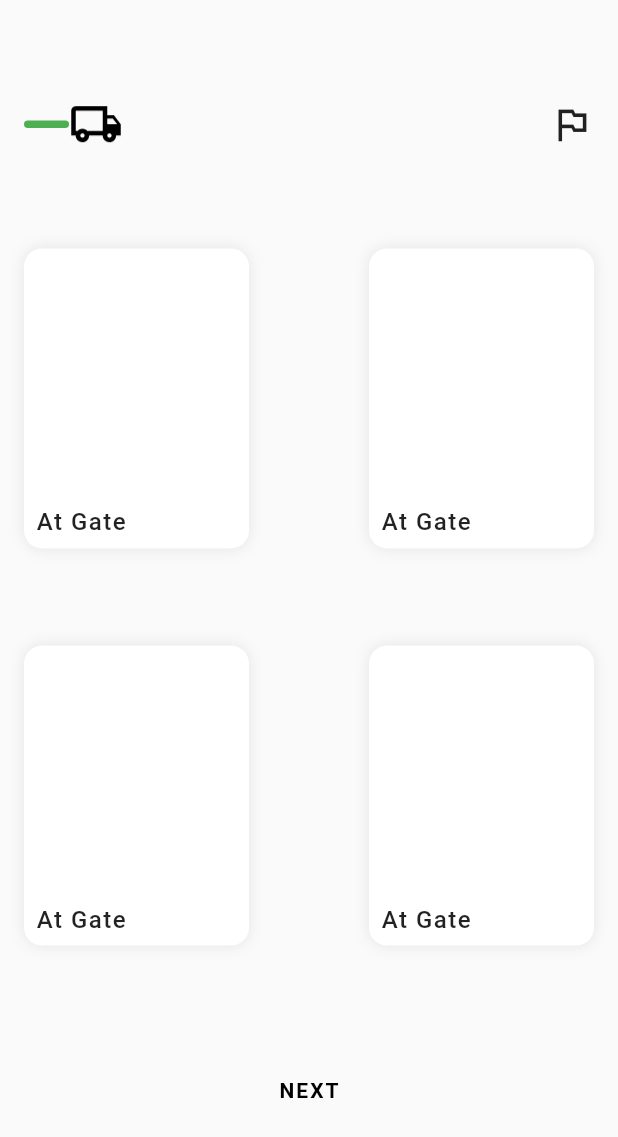
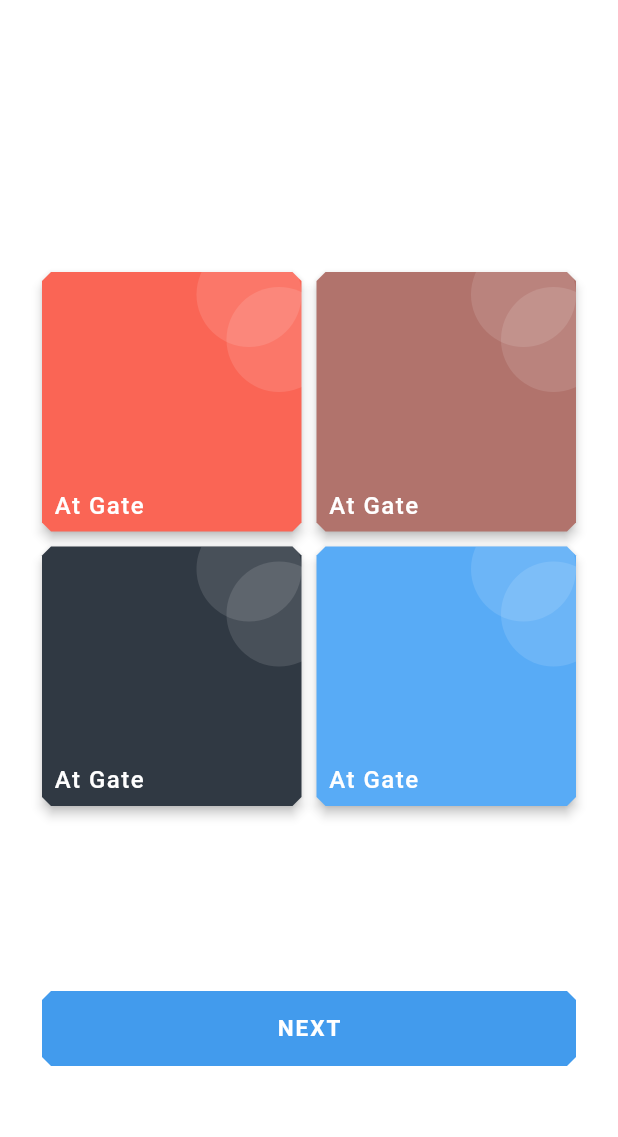
Before and after one commit to wa11breaker/ld, a Flutter app: the HomeScreen screen opened directly, on a phone screen of 412 x 824 dp. Shown: the top 1137 px of the screen. Run offline on Flutter 3.47's test engine with Material 2 defaults, Android fonts, the phone set to English and light mode, and no system bars; our stand-ins replace location, shared_preferences; missing offline and left inert: flare_splash_screen; accounts and stored records are empty.

Commit message:
ui updated

```diff
--- /dev/null
+++ b/lib/congif/color.dart
@@ -0,0 +1,21 @@
+import 'package:flutter/material.dart';
+
+class AppColors {
+  static const Color black = Color(0xFF303943);
+  static const Color blue = Color(0xFF429BED);
+  static const Color brown = Color(0xFFB1736C);
+  static const Color grey = Color(0x64303943);
+  static const Color indigo = Color(0xFF6C79DB);
+  static const Color lightBlue = Color(0xFF58ABF6);
+  static const Color lightBrown = Color(0xFFCA8179);
+  static const Color lighterGrey = Color(0xFFF4F5F4);
+  static const Color lightGrey = Color(0xFFF5F5F5);
+  static const Color lightPurple = Color(0xFF9F5BBA);
+  static const Color lightRed = Color(0xFFF7786B);
+  static const Color lightTeal = Color(0xFF2CDAB1);
+  static const Color lightYellow = Color(0xFFFFCE4B);
+  static const Color purple = Color(0xFF7C538C);
+  static const Color red = Color(0xFFFA6555);
+  static const Color teal = Color(0xFF4FC1A6);
+  static const Color yellow = Color(0xFFF6C747);
+}
--- a/lib/main.dart
+++ b/lib/main.dart
@@ -21,17 +21,27 @@ Future<void> main() async {
 
   runApp(
     MaterialApp(
+      debugShowCheckedModeBanner: false,
       initialRoute: rout,
       routes: {
-        '/': (context) => Login(),
-        '/select': (context) => Select(),
-        '/menue': (context) => HomeScreen(),
+        '/': (context) => Animation(
+              navto: Login(),
+            ),
+        '/select': (context) => Animation(
+              navto: Select(),
+            ),
+        '/menue': (context) => Animation(
+              navto: HomeScreen(),
+            ),
       },
     ),
   );
 }
 
-/* class Main extends StatelessWidget {
+class Animation extends StatelessWidget {
+  final Widget navto;
+
+  const Animation({Key key, this.navto}) : super(key: key);
   @override
   Widget build(BuildContext context) {
     return MaterialApp(
@@ -42,24 +52,12 @@ Future<void> main() async {
         debugShowCheckedModeBanner: false,
         home: SplashScreen.navigate(
           name: 'assets/splash.flr',
-          next: (context) => Login(),
           startAnimation: 'Untitled',
           backgroundColor: Color(0xffffffff),
-          until: () => Future.delayed(Duration(seconds: 3)),
+          next: (context) => navto,
+          until: () => Future.delayed(
+            Duration(seconds: 3),
+          ),
         ));
   }
-} */
-
-class MyApp extends StatelessWidget {
-  // This widget is the root of your application.
-  @override
-  Widget build(BuildContext context) {
-    return MaterialApp(
-      title: 'Flutter Location',
-      theme: ThemeData(
-        primarySwatch: Colors.amber,
-      ),
-      home: HomeScreen(),
-    );
-  }
 }
--- a/lib/screen/home.dart
+++ b/lib/screen/home.dart
@@ -1,3 +1,4 @@
+import 'package:LondonDollar/congif/color.dart';
 import 'package:LondonDollar/screen/select.dart';
 import 'package:LondonDollar/services/pref.dart';
 import 'package:LondonDollar/widget/card.dart';
@@ -5,8 +6,6 @@ import 'package:flutter/material.dart';
 import 'package:flutter/rendering.dart';
 import 'package:location/location.dart';
 import 'package:flutter/services.dart';
-import 'package:shared_preferences/shared_preferences.dart';
-import 'package:tuple/tuple.dart';
 
 class HomeScreen extends StatefulWidget {
   @override
@@ -30,14 +29,6 @@ class _HomeScreenState extends State<HomeScreen> {
 
   LocationData _location;
   String _error;
-
-  _incrementCounter() async {
-    SharedPreferences prefs = await SharedPreferences.getInstance();
-    int counter = (prefs.getInt('counter') ?? 0) + 1;
-
-    await prefs.setInt('counter', counter);
-  }
-
   _getLocation() async {
     setState(() {
       _error = null;
@@ -80,9 +71,10 @@ class _HomeScreenState extends State<HomeScreen> {
   @override
   Widget build(BuildContext context) {
     return Scaffold(
+      backgroundColor: Colors.white,
       body: SafeArea(
         child: Padding(
-          padding: const EdgeInsets.symmetric(horizontal: 16),
+          padding: EdgeInsets.only(left: 28, right: 28, bottom: 0, top: 58),
           child: IndexedStack(
             index: index,
             children: <Widget>[
@@ -99,38 +91,22 @@ class _HomeScreenState extends State<HomeScreen> {
     return Column(
       mainAxisAlignment: MainAxisAlignment.spaceEvenly,
       children: <Widget>[
-        Row(
-          children: <Widget>[
-            Expanded(
-              child: Container(
-                child: Row(
-                  children: <Widget>[
-                    Container(
-                      height: 5,
-                      width: 30,
-                      decoration: BoxDecoration(
-                          color: Colors.green,
-                          borderRadius: BorderRadius.circular(10)),
+        Flexible(
+          flex: 4,
+          child: Padding(
+            padding: const EdgeInsets.symmetric(vertical: 10),
+            child: GridView(
+              physics: NeverScrollableScrollPhysics(),
+              shrinkWrap: true,
+              gridDelegate: SliverGridDelegateWithFixedCrossAxisCount(
+                crossAxisCount: 2,
+                childAspectRatio: 1,
+                crossAxisSpacing: 10,
+                mainAxisSpacing: 10,
               ),
-                    Image.asset(
-                      'assets/truck.png',
-                      color: Colors.black,
-                      scale: 1.5,
-                    )
-                  ],
-                ),
-              ),
-            ),
-            Icon(
-              Icons.outlined_flag,
-              size: 30,
-            )
-          ],
-        ),
-        Row(
-          mainAxisAlignment: MainAxisAlignment.spaceBetween,
               children: <Widget>[
                 GestureDetector(
+                  behavior: HitTestBehavior.translucent,
                   onTap: () {
                     _getLocation();
                     setState(() {
@@ -141,9 +117,11 @@ class _HomeScreenState extends State<HomeScreen> {
                   child: Cards(
                     check: aa,
                     text: 'At site',
+                    color: AppColors.black,
                   ),
                 ),
                 GestureDetector(
+                  behavior: HitTestBehavior.translucent,
                   onTap: () {
                     _getLocation();
                     setState(() {
@@ -156,14 +134,11 @@ class _HomeScreenState extends State<HomeScreen> {
                   child: Cards(
                     check: bb,
                     text: 'At Gate',
+                    color: AppColors.black,
                   ),
                 ),
-          ],
-        ),
-        Row(
-          mainAxisAlignment: MainAxisAlignment.spaceBetween,
-          children: <Widget>[
                 GestureDetector(
+                  behavior: HitTestBehavior.translucent,
                   onTap: () {
                     _getLocation();
                     setState(() {
@@ -176,9 +151,11 @@ class _HomeScreenState extends State<HomeScreen> {
                   child: Cards(
                     check: cc,
                     text: 'At Gate',
+                    color: AppColors.black,
                   ),
                 ),
                 GestureDetector(
+                  behavior: HitTestBehavior.translucent,
                   onTap: () {
                     _getLocation();
                     setState(() {
@@ -192,16 +169,25 @@ class _HomeScreenState extends State<HomeScreen> {
                   child: Cards(
                     check: dd,
                     text: 'At Gate',
+                    color: AppColors.black,
                   ),
                 )
               ],
             ),
-        Container(
-          margin: EdgeInsets.symmetric(horizontal: 24, vertical: 8),
+          ),
+        ),
+        PhysicalShape(
+          color: AppColors.blue,
+          clipper: ShapeBorderClipper(
+            shape: BeveledRectangleBorder(
+              borderRadius: BorderRadius.circular(6),
+            ),
+          ),
+          child: Container(
+            width: double.infinity,
+            height: 50,
             child: FlatButton(
-            shape:
-                RoundedRectangleBorder(borderRadius: BorderRadius.circular(50)),
-            color: compleated ? Colors.green : Colors.white,
+              // color: compleated ? Colors.green : Colors.white,
               onPressed: () {
                 if (dd) {
                   setState(() {
@@ -216,10 +202,12 @@ class _HomeScreenState extends State<HomeScreen> {
               child: Text(
                 'Done',
                 style: TextStyle(
-                color: compleated ? Colors.white : Colors.black,
+                  color: Colors.white,
+                  // color: compleated ? Colors.white : Colors.black,
                   fontWeight: FontWeight.bold,
                   fontSize: 14,
                   letterSpacing: 1.3,
+                ),
               ),
             ),
           ),
@@ -232,38 +220,22 @@ class _HomeScreenState extends State<HomeScreen> {
     return Column(
       mainAxisAlignment: MainAxisAlignment.spaceEvenly,
       children: <Widget>[
-        Row(
-          children: <Widget>[
-            Expanded(
-              child: Container(
-                child: Row(
-                  children: <Widget>[
-                    Container(
-                      height: 5,
-                      width: 30,
-                      decoration: BoxDecoration(
-                          color: Colors.green,
-                          borderRadius: BorderRadius.circular(10)),
+        Flexible(
+          flex: 4,
+          child: Padding(
+            padding: const EdgeInsets.symmetric(vertical: 10),
+            child: GridView(
+              physics: NeverScrollableScrollPhysics(),
+              shrinkWrap: true,
+              gridDelegate: SliverGridDelegateWithFixedCrossAxisCount(
+                crossAxisCount: 2,
+                childAspectRatio: 1,
+                crossAxisSpacing: 10,
+                mainAxisSpacing: 10,
               ),
-                    Image.asset(
-                      'assets/truck.png',
-                      color: Colors.black,
-                      scale: 1.5,
-                    )
-                  ],
-                ),
-              ),
-            ),
-            Icon(
-              Icons.outlined_flag,
-              size: 30,
-            )
-          ],
-        ),
-        Row(
-          mainAxisAlignment: MainAxisAlignment.spaceBetween,
               children: <Widget>[
                 GestureDetector(
+                  behavior: HitTestBehavior.translucent,
                   onTap: () {
                     _getLocation();
                     setState(() {
@@ -274,9 +246,11 @@ class _HomeScreenState extends State<HomeScreen> {
                   child: Cards(
                     check: a,
                     text: 'At Gate',
+                    color: AppColors.red,
                   ),
                 ),
                 GestureDetector(
+                  behavior: HitTestBehavior.translucent,
                   onTap: () {
                     _getLocation();
                     setState(() {
@@ -289,14 +263,11 @@ class _HomeScreenState extends State<HomeScreen> {
                   child: Cards(
                     check: b,
                     text: 'At Gate',
+                    color: AppColors.brown,
                   ),
                 ),
-          ],
-        ),
-        Row(
-          mainAxisAlignment: MainAxisAlignment.spaceBetween,
-          children: <Widget>[
                 GestureDetector(
+                  behavior: HitTestBehavior.translucent,
                   onTap: () {
                     _getLocation();
                     setState(() {
@@ -309,9 +280,11 @@ class _HomeScreenState extends State<HomeScreen> {
                   child: Cards(
                     check: c,
                     text: 'At Gate',
+                    color: AppColors.black,
                   ),
                 ),
                 GestureDetector(
+                  behavior: HitTestBehavior.translucent,
                   onTap: () {
                     _getLocation();
                     setState(() {
@@ -325,32 +298,44 @@ class _HomeScreenState extends State<HomeScreen> {
                   child: Cards(
                     check: d,
                     text: 'At Gate',
+                    color: AppColors.lightBlue,
                   ),
                 )
               ],
             ),
-        Container(
-          margin: EdgeInsets.symmetric(horizontal: 24, vertical: 8),
+          ),
+        ),
+        Flexible(
+          flex: 1,
+          child: PhysicalShape(
+            color: AppColors.blue,
+            clipper: ShapeBorderClipper(
+              shape: BeveledRectangleBorder(
+                borderRadius: BorderRadius.circular(6),
+              ),
+            ),
+            child: Container(
+              width: double.infinity,
+              height: 50,
               child: FlatButton(
-            shape:
-                RoundedRectangleBorder(borderRadius: BorderRadius.circular(50)),
-            color: next ? Colors.green : Colors.transparent,
                 onPressed: () {
                   setState(() {
                     if (d) {
                       index = 1;
                       Sp().savCard('next');
-                  Sp().savIndex('index',1);
+                      Sp().savIndex('index', 1);
                     }
                   });
                 },
                 child: Text(
                   'NEXT',
                   style: TextStyle(
-                color: next ? Colors.white : Colors.black,
+                    color: Colors.white,
                     fontWeight: FontWeight.bold,
-                fontSize: 14,
+                    fontSize: 15,
                     letterSpacing: 1.3,
+                  ),
+                ),
               ),
             ),
           ),
--- a/lib/widget/card.dart
+++ b/lib/widget/card.dart
@@ -1,50 +1,82 @@
 import 'package:flutter/material.dart';
 
-class Cards extends StatefulWidget {
+class Cards extends StatelessWidget {
   final bool check;
   final String text;
+  final Color color;
 
-  const Cards({Key key, this.check, this.text}) : super(key: key);
+  const Cards({Key key, this.check, this.text, this.color}) : super(key: key);
+
+
+
 
   @override
-  _CardsState createState() => _CardsState();
-}
-
-class _CardsState extends State<Cards> {
-  @override
   Widget build(BuildContext context) {
-    return Container(
-      width: 150,
-      height: 200,
-      decoration: BoxDecoration(
-        color: Colors.white,
-        borderRadius: BorderRadius.circular(12),
-        boxShadow: [
-          BoxShadow(
-            color: Colors.grey.withAlpha(widget.check?100:60),
-            blurRadius: widget.check?15:8,
-          )
-        ],
+    return PhysicalShape(
+      color: color,
+      clipper: ShapeBorderClipper(
+        shape: BeveledRectangleBorder(
+          borderRadius: BorderRadius.circular(6),
         ),
+      ),
+      elevation: 3,
+      child: Container(
         child: Stack(
           children: <Widget>[
-          widget.check
+            Positioned(
+              top: -20,
+              right: 0,
+              child: Container(
+                width: 70,
+                height: 70,
+                decoration: BoxDecoration(
+                  color: Colors.white.withAlpha(30),
+                  shape: BoxShape.circle,
+                ),
+              ),
+            ),
+            Positioned(
+              top: 10,
+              right: -20,
+              child: Container(
+                width: 70,
+                height: 70,
+                decoration: BoxDecoration(
+                  color: Colors.white.withAlpha(30),
+                  shape: BoxShape.circle,
+                ),
+              ),
+            ),
+
+            /// check for tick mark
+            check
                 ? Positioned.fill(
                     child: Align(
                       alignment: Alignment.topRight,
                       child: Container(
                           margin: const EdgeInsets.all(8),
+                          padding: const EdgeInsets.all(1),
+                          width: 30,
+                          height: 30,
+                          decoration: BoxDecoration(
+                             borderRadius: BorderRadius.circular(50),
+                            color: Colors.white,
+
+                          ),
+                        child: Container(
+                          // margin: const EdgeInsets.all(8),
                           width: 25,
                           height: 25,
                           decoration: BoxDecoration(
                             // color: Colors.green,
                             borderRadius: BorderRadius.circular(50),
-                        border: Border.all(color: Colors.green, width: 2),
+                            border: Border.all(color: Colors.green, width: 3),
                           ),
                           child: Icon(
                             Icons.check,
                             color: Colors.green,
                             size: 20,
+                          ),
                         ),
                       ),
                     ),
@@ -55,15 +87,17 @@ class _CardsState extends State<Cards> {
                 child: Container(
                   margin: const EdgeInsets.all(8),
                   child: Text(
-                  widget.text,
+                   text,
                     style: TextStyle(
                         fontWeight: FontWeight.w500,
                         fontSize: 16,
-                      letterSpacing: 1),
+                        letterSpacing: 1,
+                        color: Colors.white),
                   ),
                 ))
           ],
         ),
+      ),
     );
   }
 }
--- a/pubspec.yaml
+++ b/pubspec.yaml
@@ -27,7 +27,6 @@ dependencies:
   flare_splash_screen: ^3.0.1
   location:
   shared_preferences: ^0.5.6+2
-  tuple: ^1.0.3
 
 
 dev_dependencies:
```
Also changed, not shown: lib/screen/login.dart (line endings or trailing spaces), pubspec.lock. Lines whose indentation alone changed are shown as unchanged.
